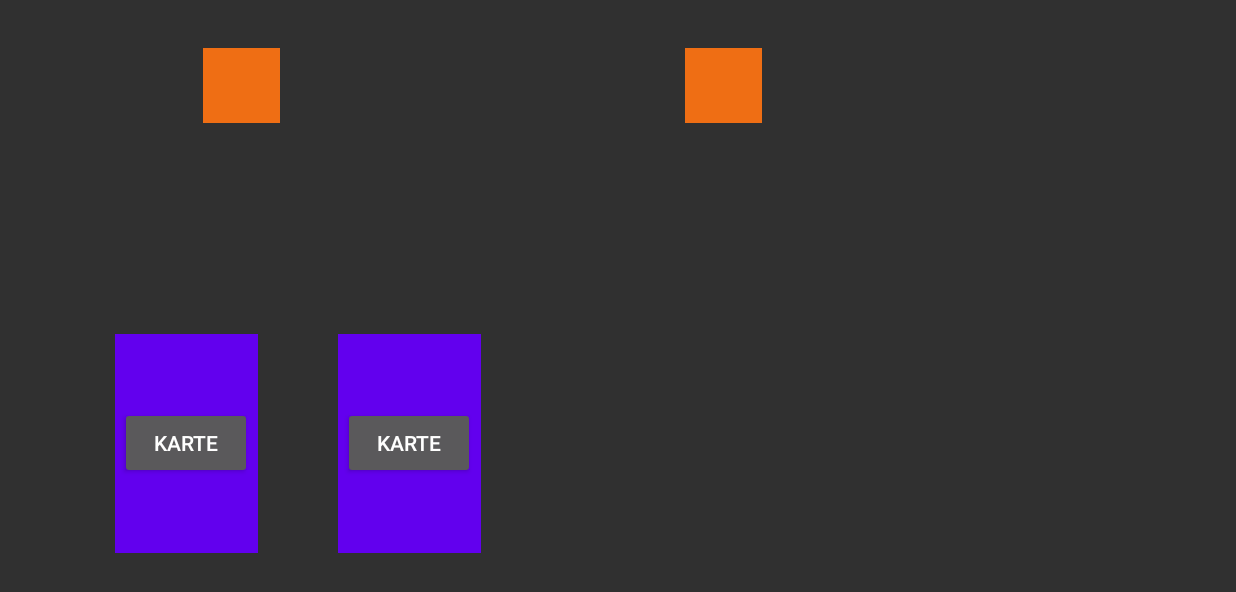
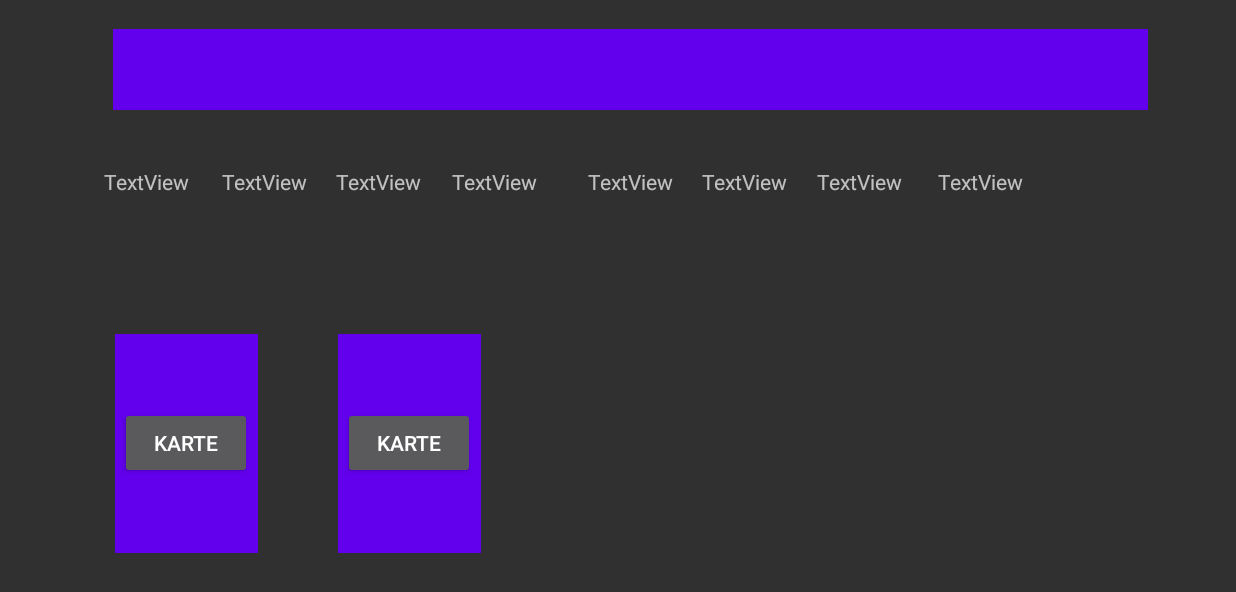
Before and after one commit to AntonDreher/Kakerlakenpoker-SE2-SS2021, an Android app: the PlayerIngameMainActivity screen opened directly, with no data from a screen before it, on a phone screen of 824 x 412 dp (held sideways). Shown: the top 592 px of the screen. Run offline under Robolectric (Android 15) with nearby library versions, the phone set to English and light mode, and no system bars; network calls fail.

Commit message:
Main-Game-Fläche wurde adaptiert. Pop-Up Fenster funktioniert. Challenge-Daten (Spieler-Name, Karte) konnte weitergeleitet werden. Drop-Down Menu wurde implementiert. EditText input check wurde implementiert. Buttons haben ihre funktionen. + Viele kleine Anpassungen (methodenbefüllung, konstruktor...usw.)
Problem: wird eine Karte per Drag and Drop fallengelassen (nicht in den gewünschten Bereich) ensteht ein error. Wird noch gelöst!

```diff
--- a/app/src/main/java/com/example/kakerlakenpoker/MainActivity.java
+++ b/app/src/main/java/com/example/kakerlakenpoker/MainActivity.java
@@ -35,7 +35,7 @@ public class MainActivity extends AppCompatActivity {
 
     public void searchLobby() {
         //GameClient.getInstance().getClient().sendMessage(new GetOpenLobbies());
-        intent = new Intent(MainActivity.this, SearchLobbyActivity.class);
+        intent = new Intent(MainActivity.this, PlayerIngameMainActivity.class);
         startActivity(intent);
     }
 
--- a/app/src/main/java/com/example/kakerlakenpoker/PlayerIngameMainActivity.java
+++ b/app/src/main/java/com/example/kakerlakenpoker/PlayerIngameMainActivity.java
@@ -5,23 +5,47 @@ import android.content.ClipData;
 import android.os.Bundle;
 import android.util.Log;
 import android.view.DragEvent;
+import android.view.KeyEvent;
 import android.view.MotionEvent;
 import android.view.View;
+import android.widget.ArrayAdapter;
 import android.widget.Button;
+import android.widget.EditText;
 import android.widget.LinearLayout;
+import android.widget.Spinner;
 import android.widget.TextView;
 
 import androidx.appcompat.app.AppCompatActivity;
 
+import com.example.kakerlakenpoker.card.Card;
+import com.example.kakerlakenpoker.card.Type;
 import com.example.kakerlakenpoker.game.Game;
+import com.example.kakerlakenpoker.player.Player;
+
+import java.util.ArrayList;
+import java.util.List;
 
 public class PlayerIngameMainActivity extends AppCompatActivity {
 
+    Game gameplay;
     LinearLayout dragView;
-    LinearLayout dropView;
     LinearLayout dragView1;
-    LinearLayout dropView1;
-    int count = 0;
+    LinearLayout dropViewPlayer1;
+    LinearLayout popUp;
+
+    Button sendChallange;
+    Button goBack;
+    EditText writeCardText;
+    Spinner choosePlayer;
+
+    String playedcard;
+    String guessText;
+
+    List<String> namesOfPlayer = new ArrayList<String>();
+    Boolean check;
+
+    List a = new ArrayList<>();
+
     Game game;
 
     @SuppressLint("ClickableViewAccessibility")
@@ -30,15 +54,38 @@ public class PlayerIngameMainActivity extends AppCompatActivity {
         super.onCreate(savedInstanceState);
         setContentView(R.layout.player_ingameview);
 
+
+        gameplay = new Game();
+
+        //init des popUp Fensters
+        popUp = (LinearLayout)  findViewById(R.id.popupview);
+        popUp.setVisibility(View.INVISIBLE);
+
+        //init der Buttons und Edit Text
+        sendChallange = (Button) findViewById(R.id.sendButton);
+        goBack = (Button) findViewById(R.id.exitButton);
+        writeCardText = (EditText) findViewById(R.id.guessText);
+
+        //init der KartenLayouts, Spinner(Wahl des Spielers) und der PlayerViews
         dragView = (LinearLayout) findViewById(R.id.dragView);
-        dropView = (LinearLayout) findViewById(R.id.dropView);
         dragView1 = (LinearLayout) findViewById(R.id.dragView2);
-        dropView1 = (LinearLayout) findViewById(R.id.dropView2);
+        dropViewPlayer1 = (LinearLayout) findViewById(R.id.Player1);
+        choosePlayer = (Spinner) findViewById(R.id.spinnerPlayer);
 
+        setUpSpinner();
+
+        //Hier wird die View touchable
         dragView.setOnTouchListener(new TouchListener());
-        dropView.setOnDragListener(new DragListener());
         dragView1.setOnTouchListener(new TouchListener());
-        dropView1.setOnDragListener(new DragListener());
+
+        //Hier wird die Fläche, wo ein Object hineingezogen wird, aktiviert!
+        dropViewPlayer1.setOnDragListener(new DragListener());
+
+        //Buttons werden mit funktionen belegt. Back- PopUp Fenster wird geschlossen
+        goBack.setOnClickListener((View view)-> setInvisible(popUp));
+        sendChallange.setOnClickListener((View view)-> sendChallengeInputs());
+
+
 
     }
 
@@ -49,22 +96,26 @@ public class PlayerIngameMainActivity extends AppCompatActivity {
             switch (dragEvent.getAction()) {
 
                 case DragEvent.ACTION_DRAG_STARTED:{
+                    View view = (View) dragEvent.getLocalState();
+                    playedcard = String.valueOf(view.getTag());
                     break;}
 
                 case DragEvent.ACTION_DRAG_ENTERED:{
                     break;}
 
                 case DragEvent.ACTION_DRAG_LOCATION:{
+
                     break;}
 
                 case DragEvent.ACTION_DRAG_EXITED:{
                     break;}
 
                 case DragEvent.ACTION_DRAG_ENDED:
-                    //Nach dem Drag zum Spieler wird die Karte aus dem Handdeck entfernt und den Spieler übermittelt.
+
 
                 case DragEvent.ACTION_DROP:{
-                    Log.e("H", "Hat funktioniert");
+                    //game.getCurrentPlayer().getHandDeck().removeCard(dragEvent.toString());
+                    popUp.setVisibility(View.VISIBLE);
                     return (true);}
 
                 default:{
@@ -80,13 +131,86 @@ public class PlayerIngameMainActivity extends AppCompatActivity {
         public boolean onTouch(View view, MotionEvent event) {
             if (event.getAction() == MotionEvent.ACTION_DOWN) {
                 ClipData data = ClipData.newPlainText("", "");
-                View.DragShadowBuilder dragShadow = new View.DragShadowBuilder(dragView);
+                View.DragShadowBuilder dragShadow = new View.DragShadowBuilder(view);
                 view.startDrag(data, dragShadow, view, 0);
+
                 return true;
             }else {return false;}
         }
     }
 
+    public void setInvisible(LinearLayout linlayout){
+        linlayout.setVisibility(View.INVISIBLE);
+    }
+
+    //hollt sich alle Namen der anderen Spieler und fügt die Namen in den Spinner!
+    public void setUpSpinner(){
+
+        namesOfPlayer.add("hans");
+        namesOfPlayer.add("peter");
+        namesOfPlayer.add("susi");
+        gameplay.setPlayers(a);
+
+        /*for (Player n : gameplay.getOtherPlayers()) {
+            namesOfPlayer.add(n.getName());
+        }*/
+
+        ArrayAdapter chooser = new ArrayAdapter(PlayerIngameMainActivity.this, android.R.layout.simple_spinner_dropdown_item, namesOfPlayer);
+        choosePlayer.setAdapter(chooser);
+    }
+
+    public void sendChallengeInputs(){
+
+        checkEditTextInput();
+        if(check){
+        gameplay.challengeCard(gameplay.getPlayerWithName(choosePlayer.getSelectedItem().toString()), playedcard, guessText);
+        this.popUp.setVisibility(View.INVISIBLE);
+        }
+    }
+
+    public void checkEditTextInput(){
+
+        check = false;
+        String input = writeCardText.getText().toString().toUpperCase();
+
+        switch (input) {
+            case "FLEDERMAUS":
+                guessText = input;
+                check = true;
+                break;
+            case "FLIEGE":
+                guessText = input;
+                check = true;
+                break;
+            case "RATTE":
+                guessText = input;
+                check = true;
+                break;
+            case "SCORPION":
+                guessText = input;
+                check = true;
+                break;
+            case "KAKERLAKE":
+                guessText = input;
+                check = true;
+                break;
+            case "KROETE":
+                guessText = input;
+                check = true;
+                break;
+            case "SPINNE":
+                guessText = input;
+                check = true;
+                break;
+            case "STINKWANZE":
+                guessText = input;
+                check = true;
+                break;
+            default: writeCardText.setError("Falscher Type von Karte! Bitte gib eine richtige ein!"); break;
+        }
+
+    }
+
 
 
     }
--- a/app/src/main/java/com/example/kakerlakenpoker/card/CardDeck.java
+++ b/app/src/main/java/com/example/kakerlakenpoker/card/CardDeck.java
@@ -96,7 +96,7 @@ public abstract class CardDeck {
      * Entfernt eine Karte aus dem Deck, hier wird nach ENUM gesucht
      * @param type einer der 8 Typen aus der ENUM Klasse
      */
-    public void removeCard(Type type){
+    public void removeCard(String type){
         Card c = findCard(type);
         if(c != null){
             deck.remove(c);
@@ -108,7 +108,7 @@ public abstract class CardDeck {
      * @param type einer der 8 Typen aus der ENUM Klasse
      * @return wenn Typ gefunden eine Karte sons NULL
      */
-    public Card findCard(Type type){
+    public Card findCard(String type){
         for(Card c: deck){
             if(c.getType().equals(type)){
                 return c;
--- a/app/src/main/java/com/example/kakerlakenpoker/game/BuildGame.java
+++ b/app/src/main/java/com/example/kakerlakenpoker/game/BuildGame.java
@@ -1,4 +1,6 @@
 package com.example.kakerlakenpoker.game;
+
+import android.widget.TextView;
 
 import com.example.kakerlakenpoker.card.GameDeck;
 import com.example.kakerlakenpoker.player.CollectedDeck;
@@ -53,6 +55,10 @@ public class BuildGame {
             return new Game(players);
         }
     }
+    // Routine, die den Text von den View immer aktualisiert.
+    public void updateCurrentCount(Player player){
+        player.getHandDeck().displayCard();
+    }
 
     /**
      * Setter + Getter Methoden
@@ -64,4 +70,8 @@ public class BuildGame {
     public void setPlayers(List<Player> players) {
         this.players = (ArrayList<Player>) players;
     }
+
+
+
+
 }
--- a/app/src/main/java/com/example/kakerlakenpoker/game/Game.java
+++ b/app/src/main/java/com/example/kakerlakenpoker/game/Game.java
@@ -1,4 +1,6 @@
 package com.example.kakerlakenpoker.game;
+
+import android.util.Log;
 
 import com.example.kakerlakenpoker.card.Card;
 import com.example.kakerlakenpoker.player.Player;
@@ -7,8 +9,12 @@ import java.util.List;
 
 public class Game {
     private List<Player> players;
+    Card playcard;
 
+    public Game(){
 
+    }
+    //eventuell besser einfach einen setter dafür verwenden!
     public Game(List<Player> players) {
         this.players = players;
 
@@ -43,8 +49,11 @@ public class Game {
     /**
      * Karte weitergeben oder behalten
      */
-    public void challengeCard(){
-    //noch zu implementieren
+    public void challengeCard( Player otherplayer, String playcard, String guess){
+
+        // Checkt die Funktion!
+        Log.e("","" + playcard + " " + guess);
+
     }
 
     /**
@@ -65,4 +74,17 @@ public class Game {
     public void setPlayers(List<Player> players) {
         this.players = players;
     }
+
+    public List<Player> getOtherPlayers(){
+       // this.players.remove(); entferne meinen Name ausder Liste und gibt mir nur die Gegner!
+        return players;}
+
+     public Player getPlayerWithName(String name){
+         for(int i = 0; i<this.players.size(); i++){
+             if(players.get(i).getName().contains(name)){
+                 return players.get(i);
+             }
+         }
+        return null;
+     }
 }
--- a/app/src/main/java/com/example/kakerlakenpoker/player/HandDeck.java
+++ b/app/src/main/java/com/example/kakerlakenpoker/player/HandDeck.java
@@ -16,7 +16,7 @@ public class HandDeck extends CardDeck {
 
     //Die Methode wird aufgerufen, wenn ein Spieler eine Karte ausspielt.
     public void useCard(Card card){ // Die Methodenübergabe müsste noch den Player übergeben.
-        removeCard(card.getType());
+        removeCard(card.getType().toString());
 
         //Hier muss dann die ausgespielte Karte weitergegebn werden (Server-Client)
     }
--- a/app/src/main/java/com/example/kakerlakenpoker/player/Player.java
+++ b/app/src/main/java/com/example/kakerlakenpoker/player/Player.java
@@ -11,9 +11,10 @@ public class Player {
 
     /**
      * Konstruktor für Klasse Player
-     * @param name repräsentiert den Spieler
-     * @param handDeck repräsentieren seine Handkarten
      */
+    public Player(){
+
+    }
     public Player(String name, HandDeck handDeck, CollectedDeck collectedDeck) {
         this.name = name;
         this.handDeck = handDeck;
@@ -67,4 +68,5 @@ public class Player {
     public void setCollectedDeck(CollectedDeck collectedDeck) {
         this.collectedDeck = collectedDeck;
     }
+
 }
--- a/app/src/main/res/layout-land/player_ingameview.xml
+++ b/app/src/main/res/layout-land/player_ingameview.xml
@@ -6,6 +6,30 @@
     android:layout_height="match_parent"
     tools:visibility="visible">
 
+    <TextView
+        android:id="@+id/rattenView"
+        android:layout_width="wrap_content"
+        android:layout_height="wrap_content"
+        android:text="TextView"
+        app:layout_constraintBottom_toBottomOf="parent"
+        app:layout_constraintEnd_toEndOf="parent"
+        app:layout_constraintHorizontal_bias="0.71"
+        app:layout_constraintStart_toStartOf="parent"
+        app:layout_constraintTop_toTopOf="parent"
+        app:layout_constraintVertical_bias="0.283" />
+
+    <TextView
+        android:id="@+id/skorpionView"
+        android:layout_width="wrap_content"
+        android:layout_height="wrap_content"
+        android:text="TextView"
+        app:layout_constraintBottom_toBottomOf="parent"
+        app:layout_constraintEnd_toEndOf="parent"
+        app:layout_constraintHorizontal_bias="0.815"
+        app:layout_constraintStart_toStartOf="parent"
+        app:layout_constraintTop_toTopOf="parent"
+        app:layout_constraintVertical_bias="0.283" />
+
     <LinearLayout
         android:id="@+id/dragView"
         android:layout_width="95dp"
@@ -13,6 +37,8 @@
         android:background="@color/design_default_color_primary"
         android:gravity="center"
         android:orientation="vertical"
+        android:tag="Kakerlake"
+        android:contentDescription="Kakerlake"
         app:layout_constraintBottom_toBottomOf="parent"
         app:layout_constraintEnd_toEndOf="parent"
         app:layout_constraintHorizontal_bias="0.105"
@@ -37,6 +63,7 @@
         android:background="@color/design_default_color_primary"
         android:gravity="center"
         android:orientation="vertical"
+        android:tag="Fledermaus"
         app:layout_constraintBottom_toBottomOf="parent"
         app:layout_constraintEnd_toEndOf="parent"
         app:layout_constraintHorizontal_bias="0.309"
@@ -50,38 +77,160 @@
             android:layout_height="wrap_content"
             android:clickable="false"
             android:gravity="center"
-            android:text="@string/karte" />
+            android:text="@string/karte1" />
 
     </LinearLayout>
 
     <LinearLayout
-        android:id="@+id/dropView"
-        android:layout_width="51dp"
-        android:layout_height="50dp"
-        android:background="@color/colorOrange"
+        android:id="@+id/Player1"
+        android:layout_width="690dp"
+        android:layout_height="54dp"
+        android:background="@color/colorPrimary"
         android:orientation="vertical"
         app:layout_constraintBottom_toBottomOf="parent"
         app:layout_constraintEnd_toEndOf="parent"
-        app:layout_constraintHorizontal_bias="0.175"
+        app:layout_constraintHorizontal_bias="0.564"
         app:layout_constraintStart_toStartOf="parent"
         app:layout_constraintTop_toTopOf="parent"
-        app:layout_constraintVertical_bias="0.088">
+        app:layout_constraintVertical_bias="0.054">
 
     </LinearLayout>
 
+
+    <TextView
+        android:id="@+id/krotenView"
+        android:layout_width="wrap_content"
+        android:layout_height="wrap_content"
+        android:text="TextView"
+        app:layout_constraintBottom_toBottomOf="parent"
+        app:layout_constraintEnd_toEndOf="parent"
+        app:layout_constraintHorizontal_bias="0.09"
+        app:layout_constraintStart_toStartOf="parent"
+        app:layout_constraintTop_toTopOf="parent"
+        app:layout_constraintVertical_bias="0.283" />
+
+    <TextView
+        android:id="@+id/kakerlakenView"
+        android:layout_width="wrap_content"
+        android:layout_height="wrap_content"
+        android:text="TextView"
+        app:layout_constraintBottom_toBottomOf="parent"
+        app:layout_constraintEnd_toEndOf="parent"
+        app:layout_constraintHorizontal_bias="0.193"
+        app:layout_constraintStart_toStartOf="parent"
+        app:layout_constraintTop_toTopOf="parent"
+        app:layout_constraintVertical_bias="0.283" />
+
+    <TextView
+        android:id="@+id/spinnenVIew"
+        android:layout_width="wrap_content"
+        android:layout_height="wrap_content"
+        android:text="TextView"
+        app:layout_constraintBottom_toBottomOf="parent"
+        app:layout_constraintEnd_toEndOf="parent"
+        app:layout_constraintHorizontal_bias="0.292"
+        app:layout_constraintStart_toStartOf="parent"
+        app:layout_constraintTop_toTopOf="parent"
+        app:layout_constraintVertical_bias="0.283" />
+
+    <TextView
+        android:id="@+id/stinkwanzeView"
+        android:layout_width="wrap_content"
+        android:layout_height="wrap_content"
+        android:text="TextView"
+        app:layout_constraintBottom_toBottomOf="parent"
+        app:layout_constraintEnd_toEndOf="parent"
+        app:layout_constraintHorizontal_bias="0.393"
+        app:layout_constraintStart_toStartOf="parent"
+        app:layout_constraintTop_toTopOf="parent"
+        app:layout_constraintVertical_bias="0.283" />
+
+    <TextView
+        android:id="@+id/fliegeView"
+        android:layout_width="wrap_content"
+        android:layout_height="wrap_content"
+        android:text="TextView"
+        app:layout_constraintBottom_toBottomOf="parent"
+        app:layout_constraintEnd_toEndOf="parent"
+        app:layout_constraintHorizontal_bias="0.511"
+        app:layout_constraintStart_toStartOf="parent"
+        app:layout_constraintTop_toTopOf="parent"
+        app:layout_constraintVertical_bias="0.283" />
+
+    <TextView
+        android:id="@+id/fledermausView"
+        android:layout_width="wrap_content"
+        android:layout_height="wrap_content"
+        android:text="TextView"
+        app:layout_constraintBottom_toBottomOf="parent"
+        app:layout_constraintEnd_toEndOf="parent"
+        app:layout_constraintHorizontal_bias="0.61"
+        app:layout_constraintStart_toStartOf="parent"
+        app:layout_constraintTop_toTopOf="parent"
+        app:layout_constraintVertical_bias="0.283" />
+
     <LinearLayout
-        android:id="@+id/dropView2"
-        android:layout_width="51dp"
-        android:layout_height="50dp"
+        android:id="@+id/popupview"
+        android:layout_width="627dp"
+        android:layout_height="284dp"
         android:background="@color/colorOrange"
+        android:gravity="center"
         android:orientation="vertical"
         app:layout_constraintBottom_toBottomOf="parent"
         app:layout_constraintEnd_toEndOf="parent"
-        app:layout_constraintHorizontal_bias="0.591"
         app:layout_constraintStart_toStartOf="parent"
         app:layout_constraintTop_toTopOf="parent"
-        app:layout_constraintVertical_bias="0.088">
+        tools:visibility="invisible">
+
+        <TextView
+            android:id="@+id/textView"
+            android:layout_width="wrap_content"
+            android:layout_height="wrap_content"
+            android:layout_gravity="center"
+            android:layout_weight="1"
+            android:gravity="center"
+            android:text="Möchtest du diese Karte wirklich ausspielen?"
+            android:textColor="#000000"
+            android:textSize="16sp" />
+
+        <Spinner
+            android:id="@+id/spinnerPlayer"
+            android:layout_width="match_parent"
+            android:layout_height="wrap_content"
+            android:layout_weight="1" />
+
+        <EditText
+            android:id="@+id/guessText"
+            android:layout_width="332dp"
+            android:layout_height="wrap_content"
+            android:layout_weight="1"
+            android:ems="10"
+            android:gravity="center"
+            android:hint="Name der Karte"
+            android:inputType="textPersonName"
+            android:visibility="visible" />
+
+        <Button
+            android:id="@+id/sendButton"
+            android:layout_width="80dp"
+            android:layout_height="10dp"
+            android:layout_gravity="center"
+            android:layout_weight="1"
+            android:gravity="center"
+            android:text="Send"
+            android:visibility="visible" />
+
+        <Button
+            android:id="@+id/exitButton"
+            android:layout_width="80dp"
+            android:layout_height="10dp"
+            android:layout_gravity="center"
+            android:layout_weight="1"
+            android:gravity="center"
+            android:text="Back"
+            android:visibility="visible" />
 
     </LinearLayout>
 
+
 </androidx.constraintlayout.widget.ConstraintLayout>
--- a/app/src/main/res/values/strings.xml
+++ b/app/src/main/res/values/strings.xml
@@ -105,5 +105,5 @@
     <string name="title_activity_players_in_lobby">PlayersInLobbyActivity</string>
     <string name="title_activity_show_players_in_lobby">ScrollingActivity</string>
     <string name="karte">Karte</string>
-    <string name="karte">Karte</string>
+    <string name="karte1">Karte</string>
 </resources>
```
Also changed, not shown: 2 other files.
